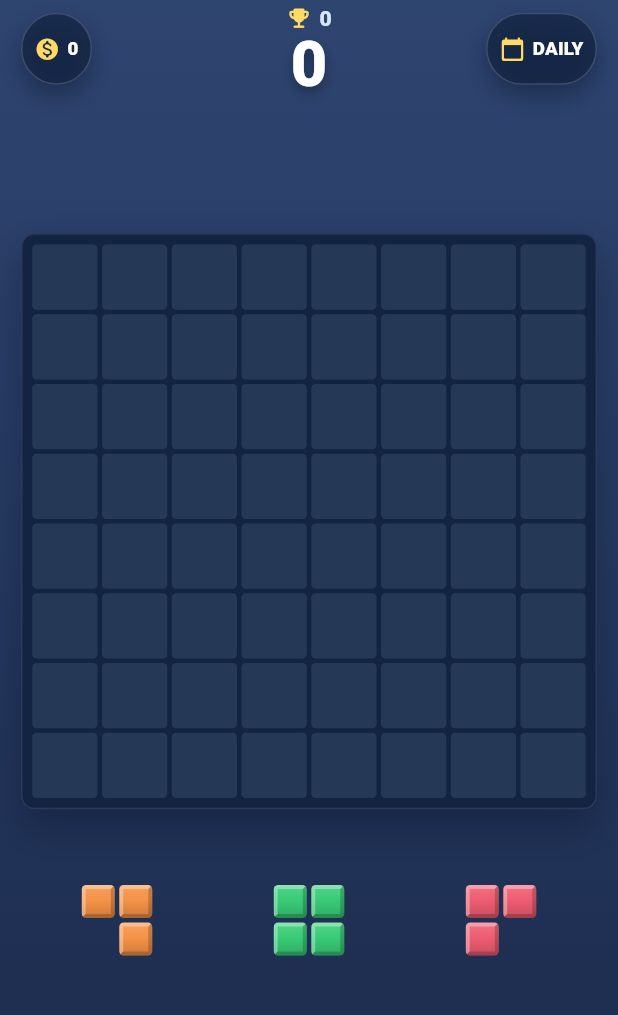
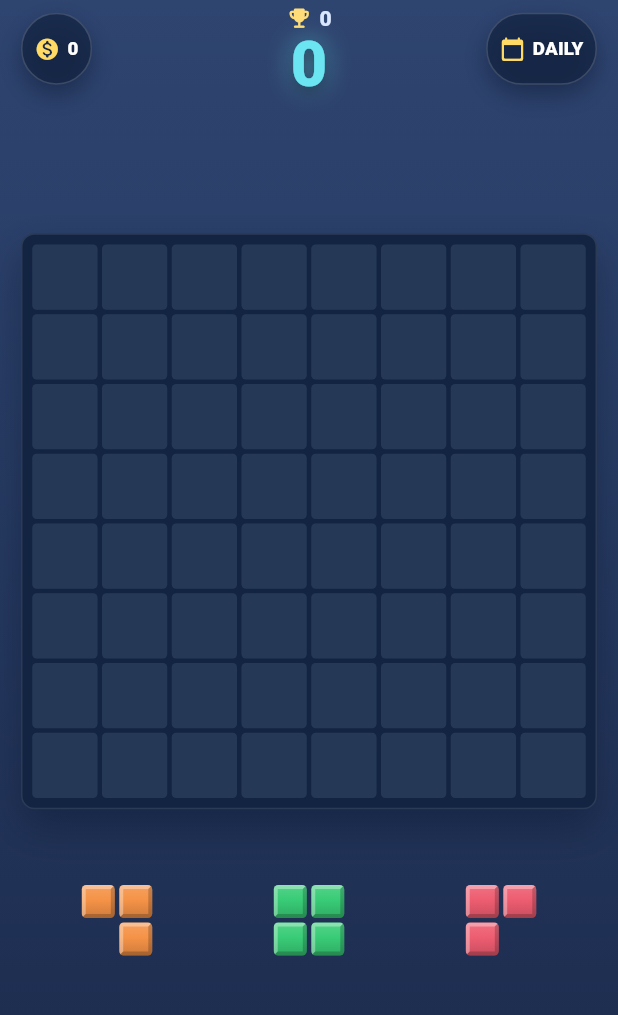
Before and after one commit to Avi-2024/Block-Puzzle, a Flutter app: the screen it shows after launch, on a phone screen of 412 x 824 dp, the part 84-1099 px from its top. Run offline on Flutter 3.47's test engine with Material 3 defaults, Android fonts, the phone set to English and light mode, and no system bars; our stand-ins replace audioplayers, google_mobile_ads, shared_preferences; statements that could not run were skipped.

Commit message:
Add colorful mobile score and personal-best rewards

```diff
--- a/lib/core/theme/app_theme.dart
+++ b/lib/core/theme/app_theme.dart
@@ -27,6 +27,9 @@ abstract final class AppTheme {
   static const Color gameTextMuted = Color(0xFFD9E7FF);
   static const Color gameOverlay = Color(0xDC071330);
   static const Color rewardGold = Color(0xFFFFDC77);
+  static const Color rewardCyan = Color(0xFF6BE5F2);
+  static const Color rewardCoral = Color(0xFFFF8395);
+  static const Color rewardViolet = Color(0xFFC69AFF);
 
   // Bright, clearly distinguishable puzzle colors. The engine stores only
   // palette indices; presentation owns the actual color system.
--- a/lib/features/game/presentation/unified_game_screen.dart
+++ b/lib/features/game/presentation/unified_game_screen.dart
@@ -56,6 +56,7 @@ class _UnifiedGameScreenState extends State<UnifiedGameScreen> with WidgetsBindi
   bool _outcomeVisible = false;
   bool _newBest = false;
   bool _recordSoundPlayed = false;
+  bool _recordFlash = false;
   int _startingBest = 0;
   int _outcomeToken = 0;
   int _trayGeneration = 0;
@@ -63,9 +64,12 @@ class _UnifiedGameScreenState extends State<UnifiedGameScreen> with WidgetsBindi
   _PlacementPreview? _preview;
   String? _moveFeedback;
   MoveResult? _clearReward;
+  Offset? _rewardOrigin;
   Set<int> _clearedRows = <int>{};
   Set<int> _clearedCols = <int>{};
   var _feedbackToken = 0;
+  var _rewardToken = 0;
+  var _recordFlashToken = 0;
   var _clearFlashToken = 0;
   var _dailyFinished = false;
   var _dailySuccess = false;
@@ -229,9 +233,15 @@ class _UnifiedGameScreenState extends State<UnifiedGameScreen> with WidgetsBindi
     }
 
     final move = _controller.lastMove;
+    if (move != null) {
+      unawaited(_showMoveReward(
+        move,
+        Offset((col + piece.width / 2) / GameEngine.size,
+            (row + piece.height / 2) / GameEngine.size),
+      ));
+    }
     if (move != null && move.linesCleared > 0) {
       unawaited(_haptics.reward());
-      setState(() => _clearReward = move);
       unawaited(_flashClearedLines(move.clearedRows, move.clearedCols));
       unawaited(move.combo > 1 ? _audio.playCombo() : _audio.playClear());
     } else {
@@ -246,7 +256,7 @@ class _UnifiedGameScreenState extends State<UnifiedGameScreen> with WidgetsBindi
       unawaited(_showOutcome());
     } else if (_newBest && !_recordSoundPlayed) {
       _recordSoundPlayed = true;
-      unawaited(_showMoveFeedback('NEW BEST'));
+      unawaited(_flashNewBest());
       if (move == null || move.linesCleared == 0) unawaited(_audio.playHighScore());
     }
   }
@@ -292,13 +302,35 @@ class _UnifiedGameScreenState extends State<UnifiedGameScreen> with WidgetsBindi
         _clearedCols = cols.toSet();
       });
     }
-    await Future<void>.delayed(const Duration(milliseconds: 680));
+    await Future<void>.delayed(const Duration(milliseconds: 420));
     if (!mounted || token != _clearFlashToken) return;
     setState(() {
       _clearedRows = <int>{};
       _clearedCols = <int>{};
+    });
+  }
+
+  Future<void> _showMoveReward(MoveResult move, Offset origin) async {
+    final int token = ++_rewardToken;
+    setState(() {
+      _clearReward = move;
+      _rewardOrigin = origin;
+    });
+    await Future<void>.delayed(Duration(milliseconds: move.linesCleared > 0 ? 680 : 540));
+    if (!mounted || token != _rewardToken) return;
+    setState(() {
       _clearReward = null;
+      _rewardOrigin = null;
     });
+  }
+
+  Future<void> _flashNewBest() async {
+    final int token = ++_recordFlashToken;
+    setState(() => _recordFlash = true);
+    await Future<void>.delayed(const Duration(milliseconds: 950));
+    if (mounted && token == _recordFlashToken) {
+      setState(() => _recordFlash = false);
+    }
   }
 
   Future<void> _showMoveFeedback(String label) async {
@@ -369,6 +401,8 @@ class _UnifiedGameScreenState extends State<UnifiedGameScreen> with WidgetsBindi
       _preview = null;
       _moveFeedback = null;
       _clearReward = null;
+      _rewardOrigin = null;
+      _recordFlash = false;
       _clearedRows = <int>{};
       _clearedCols = <int>{};
       _outcomeVisible = false;
@@ -382,6 +416,8 @@ class _UnifiedGameScreenState extends State<UnifiedGameScreen> with WidgetsBindi
       _dailyRewardGranted = 0;
       _feedbackToken += 1;
       _clearFlashToken += 1;
+      _rewardToken += 1;
+      _recordFlashToken += 1;
     });
     _controller.restart();
     unawaited(_haptics.selection());
@@ -466,11 +502,13 @@ class _UnifiedGameScreenState extends State<UnifiedGameScreen> with WidgetsBindi
                     if (widget.isDaily)
                       _ScoreDisplay(score: _controller.engine.score,
                         bestScore: _controller.bestScore, daily: _daily,
-                        movesLeft: _dailyMovesLeft)
+                        movesLeft: _dailyMovesLeft, lastMove: _controller.lastMove,
+                        recordFlash: false)
                     else
                       ProgressionActions(score: _ScoreDisplay(
                         score: _controller.engine.score, bestScore: _controller.bestScore,
                         daily: null, movesLeft: 0,
+                        lastMove: _controller.lastMove, recordFlash: _recordFlash,
                       )),
                     const SizedBox(height: 8),
                     Expanded(
@@ -493,6 +531,8 @@ class _UnifiedGameScreenState extends State<UnifiedGameScreen> with WidgetsBindi
                             clearedCols: _clearedCols,
                             clearToken: _clearFlashToken,
                             reward: _clearReward,
+                            rewardOrigin: _rewardOrigin,
+                            rewardToken: _rewardToken,
                           ),
                                 ),
                               ),
@@ -711,43 +751,68 @@ class _ScoreDisplay extends StatelessWidget {
     required this.bestScore,
     required this.daily,
     required this.movesLeft,
+    required this.lastMove,
+    required this.recordFlash,
   });
 
   final int score;
   final int bestScore;
   final DailyChallengeDefinition? daily;
   final int movesLeft;
+  final MoveResult? lastMove;
+  final bool recordFlash;
 
   @override
   Widget build(BuildContext context) {
     final DailyChallengeDefinition? challenge = daily;
     return Column(
       children: <Widget>[
-        Row(
+        SizedBox(
+          height: 20,
+          child: AnimatedSwitcher(
+            duration: Duration(milliseconds: MediaQuery.disableAnimationsOf(context) ? 0 : 220),
+            transitionBuilder: (child, animation) => FadeTransition(
+              opacity: animation,
+              child: ScaleTransition(
+                scale: Tween<double>(begin: .8, end: 1).animate(animation),
+                child: child,
+              ),
+            ),
+            child: Row(
+              key: ValueKey<bool>(recordFlash),
               mainAxisAlignment: MainAxisAlignment.center,
               children: <Widget>[
                 Icon(
-              challenge == null
-                  ? Icons.emoji_events_rounded
-                  : Icons.flag_rounded,
-              color: AppTheme.warning,
+                  challenge == null ? Icons.emoji_events_rounded : Icons.flag_rounded,
+                  color: recordFlash ? AppTheme.rewardCoral : AppTheme.rewardGold,
                   size: 17,
                 ),
                 const SizedBox(width: 5),
                 Text(
-              challenge == null
-                  ? '$bestScore'
-                  : 'TARGET ${challenge.targetScore}',
-              style: const TextStyle(
-                color: AppTheme.gameTextMuted,
-                fontSize: 14,
-                fontWeight: FontWeight.w800,
+                  challenge != null ? 'TARGET ${challenge.targetScore}' :
+                      recordFlash ? 'NEW BEST  $bestScore' : '$bestScore',
+                  style: TextStyle(
+                    color: recordFlash ? AppTheme.rewardGold : AppTheme.gameTextMuted,
+                    fontSize: 14, fontWeight: FontWeight.w900,
+                    letterSpacing: recordFlash ? .5 : 0,
+                    shadows: recordFlash ? const <Shadow>[
+                      Shadow(color: Color(0xAAEF6B88), blurRadius: 12),
+                    ] : null,
                   ),
                 ),
               ],
             ),
+          ),
+        ),
         const SizedBox(height: 1),
-        _AnimatedScore(score: score),
+        _AnimatedScore(
+          score: score,
+          accent: recordFlash ? AppTheme.rewardCoral :
+              lastMove == null || lastMove!.linesCleared == 0
+                  ? AppTheme.rewardCyan :
+              lastMove!.combo > 1 ? AppTheme.rewardViolet :
+              lastMove!.linesCleared > 1 ? AppTheme.rewardCoral : AppTheme.rewardGold,
+        ),
         if (challenge != null) ...<Widget>[
           const SizedBox(height: 6),
           Container(
@@ -774,9 +839,10 @@ class _ScoreDisplay extends StatelessWidget {
 
 /// Retargets from the current displayed value when moves arrive quickly.
 class _AnimatedScore extends StatefulWidget {
-  const _AnimatedScore({required this.score});
+  const _AnimatedScore({required this.score, required this.accent});
 
   final int score;
+  final Color accent;
 
   @override
   State<_AnimatedScore> createState() => _AnimatedScoreState();
@@ -788,6 +854,7 @@ class _AnimatedScoreState extends State<_AnimatedScore> with SingleTickerProvide
   );
   late double _from = widget.score.toDouble();
   late double _to = widget.score.toDouble();
+  Color _activeAccent = AppTheme.rewardCyan;
 
   @override
   void didUpdateWidget(covariant _AnimatedScore oldWidget) {
@@ -802,6 +869,7 @@ class _AnimatedScoreState extends State<_AnimatedScore> with SingleTickerProvide
     }
     _from = _currentValue;
     _to = widget.score.toDouble();
+    _activeAccent = widget.accent;
     _animation.forward(from: 0);
   }
 
@@ -820,19 +888,23 @@ class _AnimatedScoreState extends State<_AnimatedScore> with SingleTickerProvide
       final bool reducedMotion = MediaQuery.disableAnimationsOf(context);
       final double progress = reducedMotion ? 1 : _animation.value;
       final double value = reducedMotion ? _to : _currentValue;
+      final Color color = Color.lerp(_activeAccent, AppTheme.gameText,
+          reducedMotion ? 1 : Curves.easeOutCubic.transform(progress))!;
       return Transform.scale(
-        scale: 1 + (reducedMotion ? 0 : .065 * math.sin(math.pi * progress)),
+        scale: 1 + (reducedMotion ? 0 : .115 * math.sin(math.pi * progress)),
         child: Text(
           '${value.round()}',
           semanticsLabel: 'Score ${widget.score}',
-          style: const TextStyle(
-            color: AppTheme.gameText,
+          style: TextStyle(
+            color: color,
             fontSize: 42,
             height: .95,
             fontWeight: FontWeight.w900,
             letterSpacing: -1.5,
             shadows: <Shadow>[
-              Shadow(color: Color(0x55000000), blurRadius: 10, offset: Offset(0, 4)),
+              Shadow(color: _activeAccent.withValues(alpha: reducedMotion ? 0 :
+                  .55 * (1 - progress)), blurRadius: 20),
+              const Shadow(color: Color(0x55000000), blurRadius: 10, offset: Offset(0, 4)),
             ],
           ),
         ),
@@ -850,6 +922,8 @@ class _Board extends StatelessWidget {
     required this.clearedCols,
     required this.clearToken,
     required this.reward,
+    required this.rewardOrigin,
+    required this.rewardToken,
   });
 
   final GlobalKey gridKey;
@@ -859,6 +933,8 @@ class _Board extends StatelessWidget {
   final Set<int> clearedCols;
   final int clearToken;
   final MoveResult? reward;
+  final Offset? rewardOrigin;
+  final int rewardToken;
 
   @override
   Widget build(BuildContext context) {
@@ -913,12 +989,13 @@ class _Board extends StatelessWidget {
             )),
           if (reward != null)
             Positioned.fill(child: ClearRewardEffect(
-              key: ValueKey<int>(clearToken),
+              key: ValueKey<int>(rewardToken),
               points: reward!.scoreGained,
               lines: reward!.linesCleared,
               combo: reward!.combo,
-              rows: clearedRows,
-              cols: clearedCols,
+              rows: reward!.clearedRows.toSet(),
+              cols: reward!.clearedCols.toSet(),
+              placementCenter: rewardOrigin,
             )),
           ],
           ),
```
Also changed, not shown: lib/features/game/presentation/clear_reward_effect.dart (+71 -20 lines), 1 other file. Lines whose indentation alone changed are shown as unchanged.
